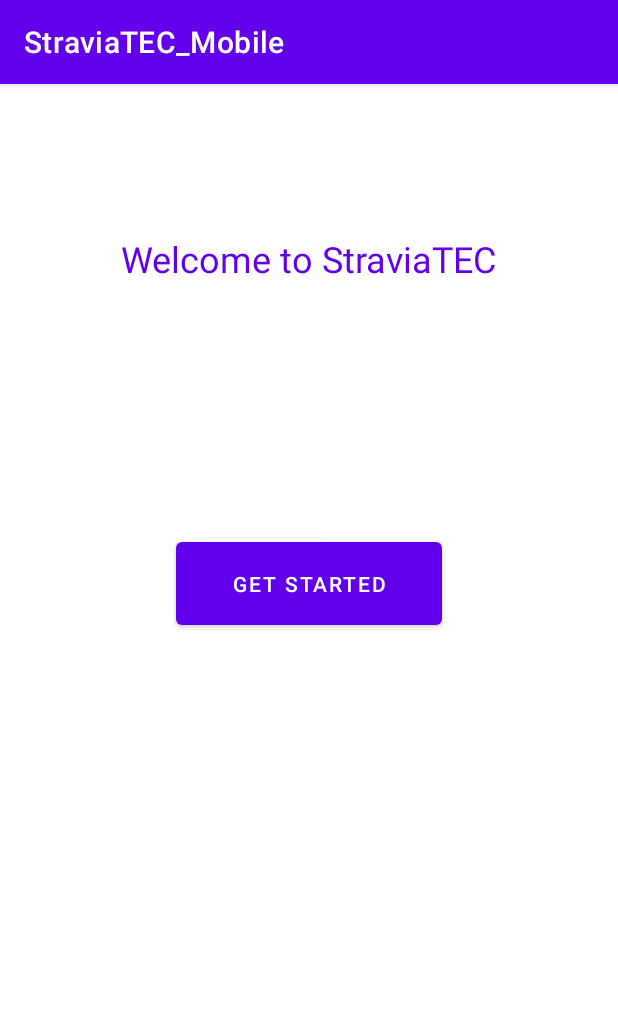
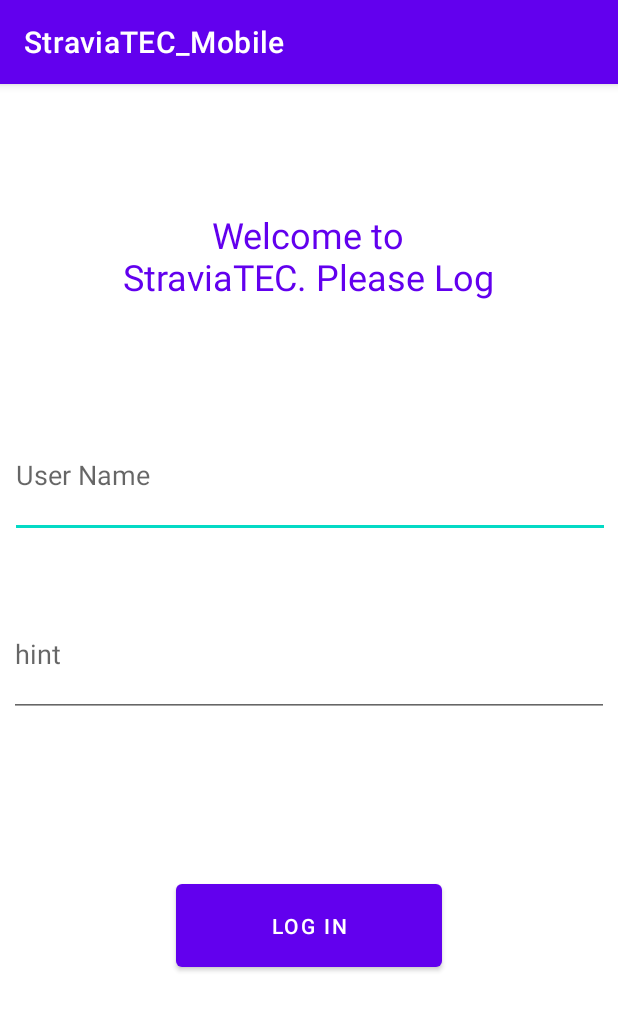
Before and after one commit to Stevealv121/StraviaTEC, an Android app: the screen it shows after launch (MainActivity), on a phone screen of 412 x 824 dp. Shown: the top 1011 px of the screen. Run offline under Robolectric (Android 15) with nearby library versions, the phone set to English and light mode, and no system bars.

Commit message:
[Update] App Modeling

```diff
--- a/StraviaTEC_Mobile/app/src/main/res/layout/activity_main.xml
+++ b/StraviaTEC_Mobile/app/src/main/res/layout/activity_main.xml
@@ -10,8 +10,8 @@
         android:id="@+id/straviatext"
         android:layout_width="256dp"
         android:layout_height="59dp"
-        android:layout_marginTop="100dp"
-        android:text="Welcome to StraviaTEC"
+        android:layout_marginTop="84dp"
+        android:text="Welcome to StraviaTEC. Please Log in"
         android:textAlignment="center"
         android:textColor="@color/purple_500"
         android:textColorHint="@color/purple_500"
@@ -25,10 +25,31 @@
         android:id="@+id/getstarted"
         android:layout_width="177dp"
         android:layout_height="67dp"
-        android:layout_marginTop="140dp"
-        android:text="Get Started"
+        android:layout_marginTop="384dp"
         android:onClick="onClick"
+        android:text="Log in"
         app:layout_constraintEnd_toEndOf="parent"
         app:layout_constraintStart_toStartOf="parent"
         app:layout_constraintTop_toBottomOf="@+id/straviatext" />
+
+    <com.google.android.material.textfield.TextInputEditText
+        android:id="@+id/uname"
+        android:layout_width="400dp"
+        android:layout_height="83dp"
+        android:layout_marginTop="76dp"
+        android:hint="User Name"
+        app:layout_constraintEnd_toEndOf="parent"
+        app:layout_constraintHorizontal_bias="0.545"
+        app:layout_constraintStart_toStartOf="parent"
+        app:layout_constraintTop_toBottomOf="@+id/straviatext" />
+
+    <com.google.android.material.textfield.TextInputEditText
+        android:id="@+id/pass"
+        android:layout_width="400dp"
+        android:layout_height="83dp"
+        android:layout_marginTop="36dp"
+        android:hint="hint"
+        app:layout_constraintEnd_toEndOf="parent"
+        app:layout_constraintStart_toStartOf="parent"
+        app:layout_constraintTop_toBottomOf="@+id/uname" />
 </androidx.constraintlayout.widget.ConstraintLayout>
```
Also changed, not shown: StraviaTEC_Mobile/app/src/main/res/layout/activity_map.xml (+26 -5 lines).
